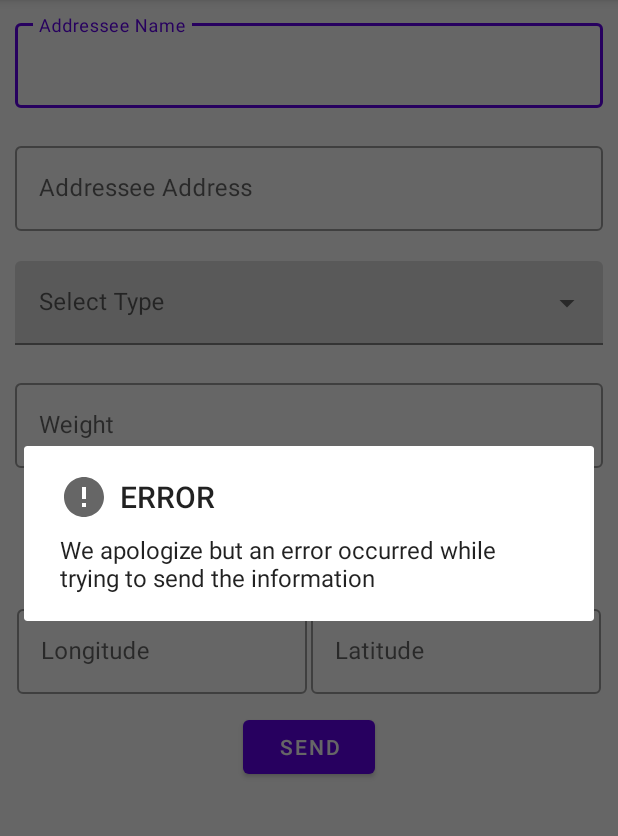
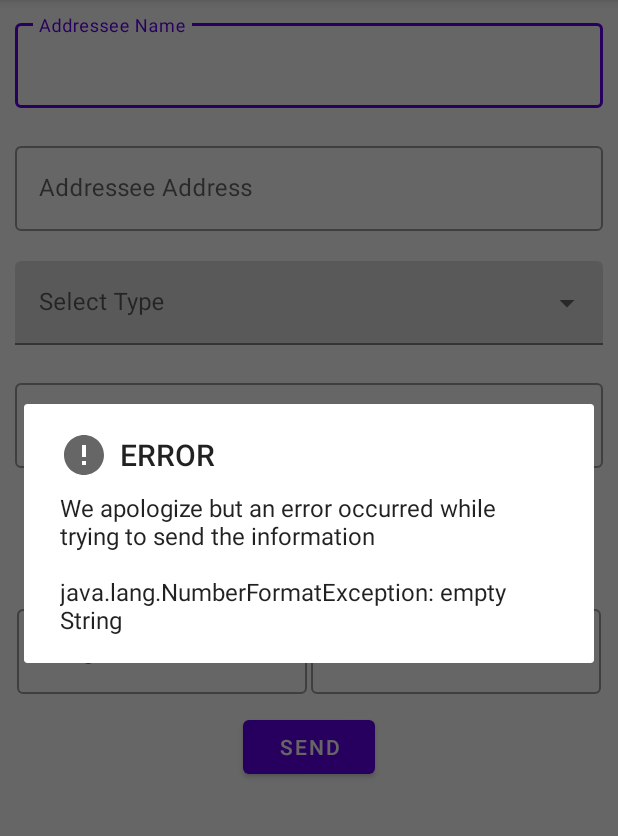
Before and after one commit to idavidkam/weDeliver, an Android app: the AddPackage screen opened directly, with no data from a screen before it, after a tap on "SEND", on a phone screen of 412 x 824 dp, the part 84-920 px from its top. Run offline under Robolectric (Android 15) with nearby library versions, the phone set to English and light mode, and no system bars; our stand-ins replace Firebase (no records; nobody signed in at launch, a user with empty details on screens opened directly).

Commit message:
fix bugs 2

```diff
--- a/app/src/main/java/app/shipcalc/AddPackage.kt
+++ b/app/src/main/java/app/shipcalc/AddPackage.kt
@@ -4,8 +4,14 @@ import android.app.AlertDialog
 import androidx.appcompat.app.AppCompatActivity
 import android.os.Bundle
 import android.widget.*
+import com.google.android.material.textfield.TextInputEditText
 import com.google.firebase.database.FirebaseDatabase
 import java.lang.Exception
+
+/**
+ * This class is about to add a new package for delivery
+ */
+class AddPackage : AppCompatActivity() {
 
     // List for dropdown menu of package types
     val TypesList = listOf("Envelop", "Small Package", "Large Package")
@@ -13,25 +19,23 @@ val TypesList = listOf("Envelop", "Small Package", "Large Package")
     // Variables for controls
     lateinit var deliveryType: AutoCompleteTextView
     lateinit var sendButten: Button
+
+    /*lateinit var isFragileCB: CheckBox
     lateinit var packageType: EditText
-lateinit var isFragileCB: CheckBox
     lateinit var pkgWeight: EditText
-//lateinit var lang: EditText
-//lateinit var lat: EditText
-//lateinit var pkgName: EditText
-//lateinit var pkgAddress: EditText
+    lateinit var lang: EditText
+    lateinit var lat: EditText
+    lateinit var pkgName: EditText
+    lateinit var pkgAddress: EditText*/
 
     // FireBase
     var databade = FirebaseDatabase.getInstance()
     var myRef = databade.getReference()
 
-// Counter for new package
+    // Counter
     var counter: Int = 0
+    var errorCounter: Int = 0
 
-/**
- * This class is about to add a new package for delivery
- */
-class AddPackage : AppCompatActivity() {
     override fun onCreate(savedInstanceState: Bundle?) {
         super.onCreate(savedInstanceState)
         setContentView(R.layout.activity_add_package)
@@ -43,35 +47,46 @@ class AddPackage : AppCompatActivity() {
 
         //findView
         sendButten = findViewById<Button>(R.id.addPkgButtonSend)
-         var packageType = findViewById<EditText>(R.id.addPkgTextPackageType)
-         isFragileCB = findViewById<CheckBox>(R.id.addPkgCBisFragile)
-         var pkgWeight = findViewById<EditText>(R.id.addPkgTextWeight)
-         var lang = findViewById<EditText>(R.id.addPkgTextLongitude)
-         var lat = findViewById<EditText>(R.id.addPkgTextLatitude)
-         var pkgName = findViewById<EditText>(R.id.addPkgTextAddresseeName)
-         var pkgAddress = findViewById<EditText>(R.id.addPkgTextAddresseeAddress)
 
 
         sendButten.setOnClickListener {
             try {
+
+                // find view
+                var isFragileCB = findViewById<CheckBox>(R.id.addPkgCBisFragile).isChecked
+                //var packageType = findViewById<TextInputEditText>(R.id.addPkgTextPackageType)
+                var pkgWeight = findViewById<TextInputEditText>(R.id.addPkgTextWeight).text.toString()
+                var lang = findViewById<TextInputEditText>(R.id.addPkgTextLongitude).text.toString()
+                var lat = findViewById<TextInputEditText>(R.id.addPkgTextLatitude).text.toString()
+                var pkgName = findViewById<TextInputEditText>(R.id.addPkgTextAddresseeName).text.toString()
+                var pkgAddress = findViewById<TextInputEditText>(R.id.addPkgTextAddresseeAddress).text.toString()
+
                 addPackage(
                     PackageDeliver(
-                        ConvertPackageTypeToEnum(packageType),
-                        isFragileCB.isChecked,
-                        pkgWeight.text.toString().toDouble(),
-                        Coordinate(lang.text.toString().toDouble(), lat.text.toString().toDouble()),
-                        pkgName.text.toString(),
-                        pkgAddress.text.toString()
-                    )
-                )
-            }
-            catch (E: Exception){
+                        PackageTypesEnum.ENVELOPE,
+                        isFragileCB,
+                        pkgWeight.toDouble(),
+                        Coordinate(lang.toDouble(), lat.toDouble()),
+                        pkgName,
+                        pkgAddress
+                    ))
+                Toast.makeText(this, "The package was sent successfully", Toast.LENGTH_SHORT).show()
+
+                //clear view
+                findViewById<TextInputEditText>(R.id.addPkgTextWeight).text?.clear()
+                findViewById<TextInputEditText>(R.id.addPkgTextLongitude).text?.clear()
+                findViewById<TextInputEditText>(R.id.addPkgTextLatitude).text?.clear()
+                findViewById<TextInputEditText>(R.id.addPkgTextAddresseeName).text?.clear()
+                findViewById<TextInputEditText>(R.id.addPkgTextAddresseeAddress).text?.clear()
+
+            } catch (E: Exception) {
                 val alertDialogBuilder = AlertDialog.Builder(this)
                 alertDialogBuilder.setTitle("ERROR")
-                    .setMessage("We apologize but an error occurred while trying to send the information")
+                    .setMessage("We apologize but an error occurred while trying to send the information\n\n" + E.toString())
                     .setIcon(R.drawable.ic_baseline_error_24)
                 val alertDialog = alertDialogBuilder.create()
                 alertDialog.show()
+                myRef.child("ERRORS").child("ERROR ${++errorCounter}").setValue(E.toString())
             }
         }
     }
--- a/app/src/main/res/layout/activity_add_package.xml
+++ b/app/src/main/res/layout/activity_add_package.xml
@@ -8,7 +8,6 @@
     tools:context=".AddPackage">
 
     <com.google.android.material.textfield.TextInputLayout
-        android:id="@+id/addPkgTextAddresseeName"
         style="@style/Widget.MaterialComponents.TextInputLayout.OutlinedBox"
         android:layout_width="match_parent"
         android:layout_height="wrap_content"
@@ -17,13 +16,13 @@
         app:layout_constraintTop_toTopOf="parent">
 
         <com.google.android.material.textfield.TextInputEditText
+            android:id="@+id/addPkgTextAddresseeName"
             android:layout_width="match_parent"
             android:layout_height="wrap_content"
             android:hint="Addressee Name" />
     </com.google.android.material.textfield.TextInputLayout>
 
     <com.google.android.material.textfield.TextInputLayout
-        android:id="@+id/addPkgTextAddresseeAddress"
         style="@style/Widget.MaterialComponents.TextInputLayout.OutlinedBox"
         android:layout_width="match_parent"
         android:layout_height="wrap_content"
@@ -32,6 +31,7 @@
         app:layout_constraintTop_toTopOf="parent">
 
         <com.google.android.material.textfield.TextInputEditText
+            android:id="@+id/addPkgTextAddresseeAddress"
             android:layout_width="match_parent"
             android:layout_height="wrap_content"
             android:hint="Addressee Address" />
@@ -57,7 +57,6 @@
 
 
     <com.google.android.material.textfield.TextInputLayout
-        android:id="@+id/addPkgTextWeight"
         style="@style/Widget.MaterialComponents.TextInputLayout.OutlinedBox"
         android:layout_width="match_parent"
         android:layout_height="wrap_content"
@@ -66,6 +65,7 @@
         app:layout_constraintTop_toTopOf="parent">
 
         <com.google.android.material.textfield.TextInputEditText
+            android:id="@+id/addPkgTextWeight"
             android:layout_width="match_parent"
             android:layout_height="wrap_content"
             android:hint="Weight"
@@ -97,7 +97,6 @@
         android:orientation="horizontal"
         android:weightSum="1">
         <com.google.android.material.textfield.TextInputLayout
-            android:id="@+id/addPkgTextLongitude"
             style="@style/Widget.MaterialComponents.TextInputLayout.OutlinedBox"
             android:layout_width="fill_parent"
             android:layout_height="wrap_content"
@@ -107,13 +106,13 @@
             android:layout_weight="0.5">
 
             <com.google.android.material.textfield.TextInputEditText
+                android:id="@+id/addPkgTextLongitude"
                 android:layout_width="match_parent"
                 android:layout_height="wrap_content"
                 android:hint="Longitude" />
         </com.google.android.material.textfield.TextInputLayout>
 
         <com.google.android.material.textfield.TextInputLayout
-            android:id="@+id/addPkgTextLatitude"
             style="@style/Widget.MaterialComponents.TextInputLayout.OutlinedBox"
             android:layout_width="fill_parent"
             android:layout_height="wrap_content"
@@ -123,6 +122,7 @@
             app:layout_constraintTop_toTopOf="parent">
 
             <com.google.android.material.textfield.TextInputEditText
+                android:id="@+id/addPkgTextLatitude"
                 android:layout_width="match_parent"
                 android:layout_height="wrap_content"
                 android:hint="Latitude"/>
```
Lines whose indentation alone changed are shown as unchanged.
